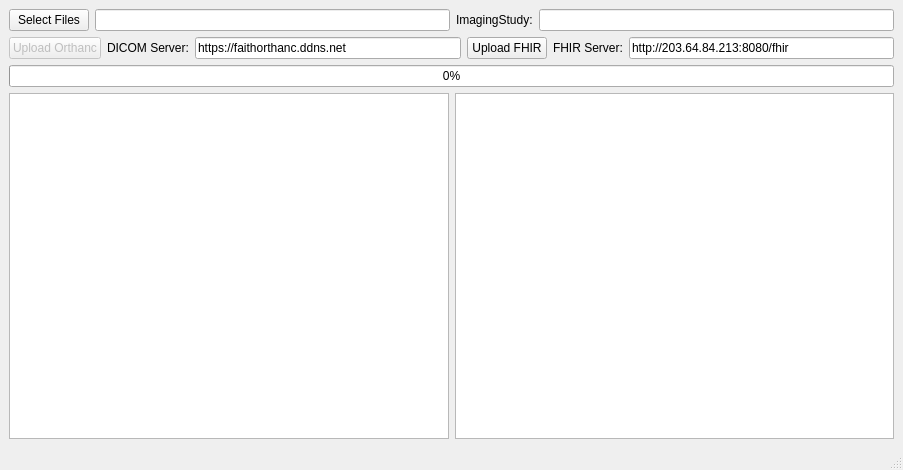
Before: the Qt Designer form mainwindow.ui in thaliazsy/DICOM-Anonymize, drawn with Qt 5.
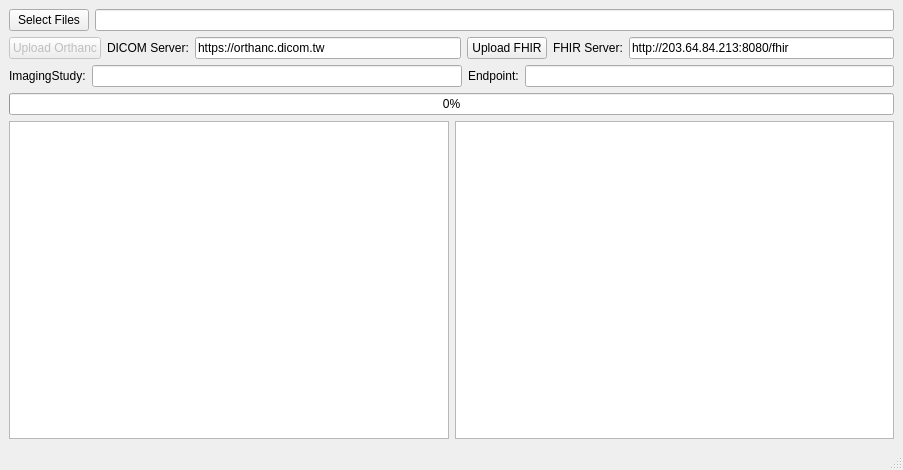
After: the same form once the commit is applied.

```diff
--- a/mainwindow.ui
+++ b/mainwindow.ui
@@ -40,23 +40,6 @@
         </property>
        </widget>
       </item>
-      <item>
-       <widget class="QLabel" name="label">
-        <property name="text">
-         <string>ImagingStudy:</string>
-        </property>
-       </widget>
-      </item>
-      <item>
-       <widget class="QLineEdit" name="istudyEdit">
-        <property name="text">
-         <string/>
-        </property>
-        <property name="readOnly">
-         <bool>true</bool>
-        </property>
-       </widget>
-      </item>
      </layout>
     </item>
     <item>
@@ -93,7 +76,7 @@
       <item>
        <widget class="QLineEdit" name="dicomEdit">
         <property name="text">
-         <string>https://faithorthanc.ddns.net</string>
+         <string>https://orthanc.dicom.tw</string>
         </property>
        </widget>
       </item>
@@ -120,6 +103,44 @@
       </item>
      </layout>
     </item>
+    <item>
+     <layout class="QHBoxLayout" name="horizontalLayout_5">
+      <item>
+       <widget class="QLabel" name="label">
+        <property name="text">
+         <string>ImagingStudy:</string>
+        </property>
+       </widget>
+      </item>
+      <item>
+       <widget class="QLineEdit" name="istudyEdit">
+        <property name="text">
+         <string/>
+        </property>
+        <property name="readOnly">
+         <bool>false</bool>
+        </property>
+       </widget>
+      </item>
+      <item>
+       <widget class="QLabel" name="label_4">
+        <property name="text">
+         <string>Endpoint:</string>
+        </property>
+       </widget>
+      </item>
+      <item>
+       <widget class="QLineEdit" name="endpointEdit">
+        <property name="text">
+         <string/>
+        </property>
+        <property name="readOnly">
+         <bool>false</bool>
+        </property>
+       </widget>
+      </item>
+     </layout>
+    </item>
     <item>
      <widget class="QProgressBar" name="progressBar">
       <property name="value">
```
